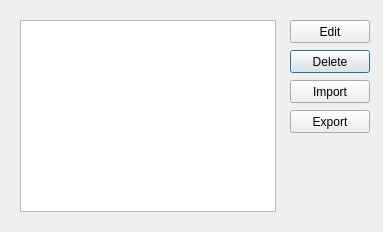
This is manage_ui.ui in Vampouille/superboucle as Qt 5 draws it before an edit. The edited form follows.
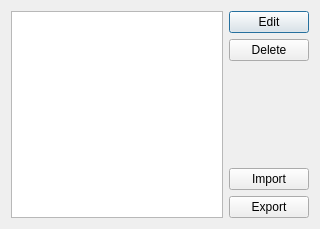
This is the edited form.

Commit message: resized playlist editor dialog, device manager, playlist editor and port manager with the same width

Patch:
```diff
--- a/manage_ui.ui
+++ b/manage_ui.ui
@@ -6,75 +6,63 @@
    <rect>
     <x>0</x>
     <y>0</y>
-    <width>383</width>
-    <height>232</height>
+    <width>320</width>
+    <height>229</height>
    </rect>
   </property>
   <property name="windowTitle">
    <string>Manage Devices</string>
   </property>
+  <layout class="QGridLayout" name="gridLayout">
+   <item row="0" column="0">
+    <widget class="QListWidget" name="list"/>
+   </item>
+   <item row="0" column="1">
+    <layout class="QVBoxLayout" name="verticalLayout">
+     <item>
+      <widget class="QPushButton" name="editButton">
+       <property name="text">
+        <string>Edit</string>
+       </property>
+      </widget>
+     </item>
+     <item>
   <widget class="QPushButton" name="deleteButton">
-   <property name="geometry">
-    <rect>
-     <x>290</x>
-     <y>50</y>
-     <width>80</width>
-     <height>23</height>
-    </rect>
-   </property>
    <property name="text">
     <string>Delete</string>
    </property>
   </widget>
-  <widget class="QListWidget" name="list">
-   <property name="geometry">
-    <rect>
-     <x>20</x>
-     <y>20</y>
-     <width>256</width>
-     <height>192</height>
-    </rect>
-   </property>
-  </widget>
-  <widget class="QPushButton" name="exportButton">
-   <property name="geometry">
-    <rect>
-     <x>290</x>
-     <y>110</y>
-     <width>80</width>
-     <height>23</height>
-    </rect>
-   </property>
-   <property name="text">
-    <string>Export</string>
-   </property>
-  </widget>
+     </item>
+     <item>
+      <spacer name="verticalSpacer">
+       <property name="orientation">
+        <enum>Qt::Vertical</enum>
+       </property>
+       <property name="sizeHint" stdset="0">
+        <size>
+         <width>20</width>
+         <height>40</height>
+        </size>
+       </property>
+      </spacer>
+     </item>
+     <item>
   <widget class="QPushButton" name="importButton">
-   <property name="geometry">
-    <rect>
-     <x>290</x>
-     <y>80</y>
-     <width>80</width>
-     <height>23</height>
-    </rect>
-   </property>
    <property name="text">
     <string>Import</string>
    </property>
   </widget>
-  <widget class="QPushButton" name="editButton">
-   <property name="geometry">
-    <rect>
-     <x>290</x>
-     <y>20</y>
-     <width>80</width>
-     <height>23</height>
-    </rect>
-   </property>
+     </item>
+     <item>
+      <widget class="QPushButton" name="exportButton">
    <property name="text">
-    <string>Edit</string>
-   </property>
-  </widget>
+        <string>Export</string>
+       </property>
+      </widget>
+     </item>
+    </layout>
+   </item>
+  </layout>
  </widget>
  <resources/>
  <connections/>
```
Lines whose indentation alone changed are shown as unchanged. The commit also changes 2 other files.
